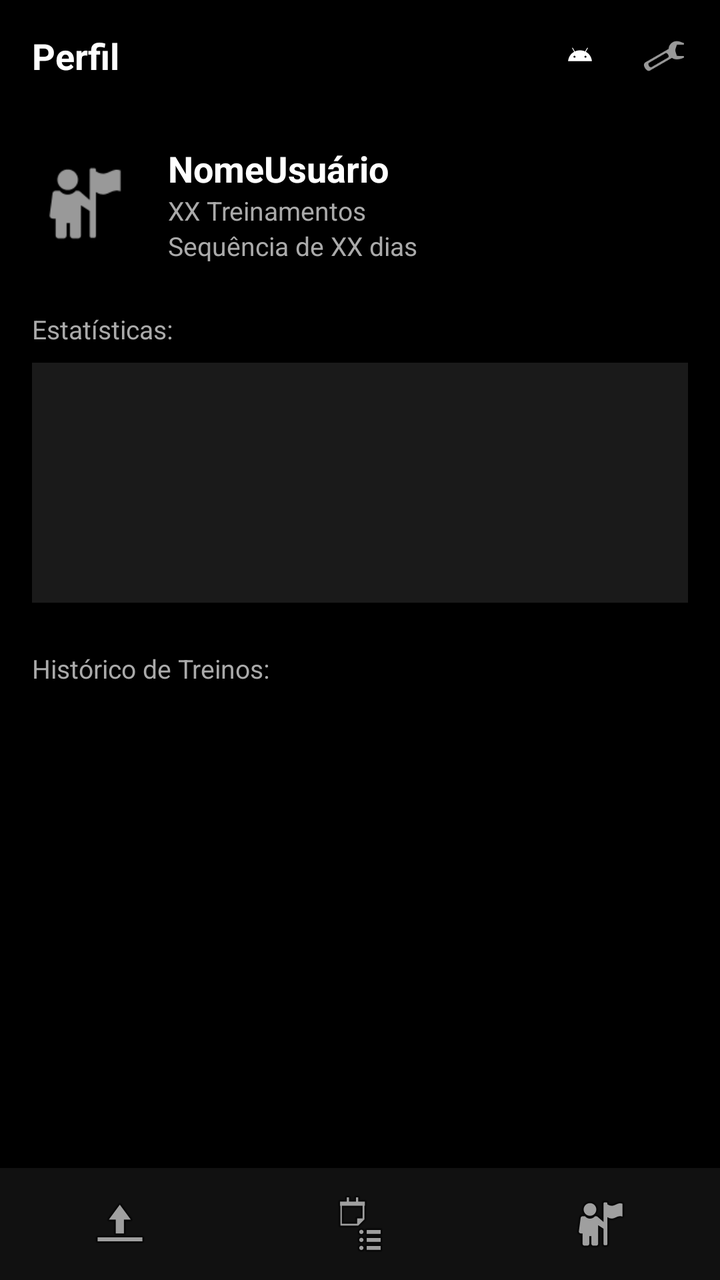
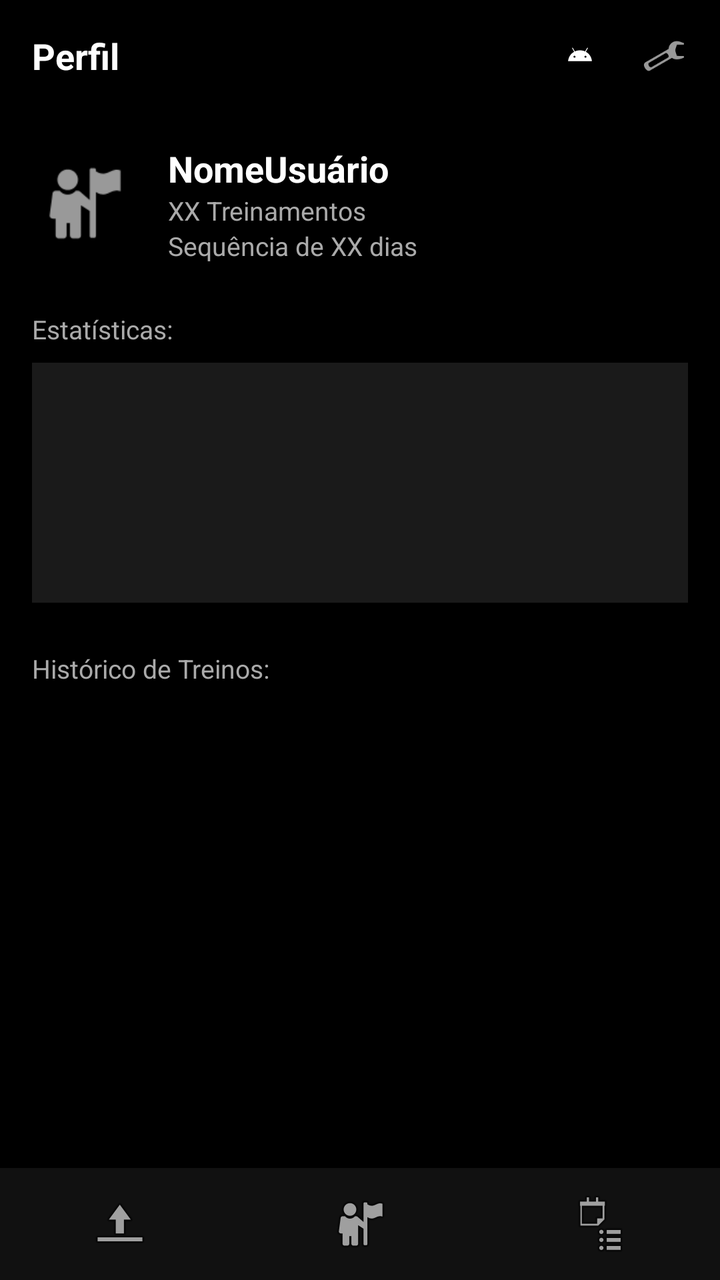

Screens rendered from an Android XML layout before and after an edit, with the pre-edit source and the edit as a unified diff.
<!-- AndroidManifest.xml: application theme Theme.GymPlanner -->
<!-- res/layout/activity_training_history.xml -->
<?xml version="1.0" encoding="utf-8"?>
<LinearLayout xmlns:android="http://schemas.android.com/apk/res/android"
    android:layout_width="match_parent"
    android:layout_height="match_parent"
    android:orientation="vertical"
    android:background="#000000">

    
    <LinearLayout
        android:layout_width="match_parent"
        android:layout_height="56dp"
        android:orientation="horizontal"
        android:gravity="center_vertical"
        android:paddingStart="16dp"
        android:paddingEnd="16dp"
        android:background="#000000">

        <TextView
            android:layout_width="0dp"
            android:layout_height="wrap_content"
            android:layout_weight="1"
            android:text="Perfil"
            android:textColor="#FFFFFF"
            android:textSize="18sp"
            android:textStyle="bold" />

        <ImageView
            android:layout_width="28dp"
            android:layout_height="28dp"
            android:src="@drawable/ic_launcher_foreground"
            android:contentDescription="Logo"
            android:layout_marginEnd="16dp" />

        <ImageView
            android:id="@+id/btnConfiguracoes"
            android:layout_width="24dp"
            android:layout_height="24dp"
            android:src="@android:drawable/ic_menu_manage"
            android:contentDescription="Configurações" />

    </LinearLayout>

    
    <ScrollView
        android:layout_width="match_parent"
        android:layout_height="0dp"
        android:layout_weight="1">

        <LinearLayout
            android:layout_width="match_parent"
            android:layout_height="wrap_content"
            android:orientation="vertical"
            android:padding="16dp">

            
            <LinearLayout
                android:layout_width="match_parent"
                android:layout_height="wrap_content"
                android:orientation="horizontal"
                android:gravity="center_vertical"
                android:layout_marginBottom="24dp">

                <ImageView
                    android:id="@+id/imgAvatar"
                    android:layout_width="52dp"
                    android:layout_height="52dp"
                    android:src="@android:drawable/ic_menu_myplaces"
                    android:contentDescription="Avatar"
                    android:layout_marginEnd="16dp" />

                <LinearLayout
                    android:layout_width="wrap_content"
                    android:layout_height="wrap_content"
                    android:orientation="vertical">

                    <TextView
                        android:id="@+id/tvNomeUsuario"
                        android:layout_width="wrap_content"
                        android:layout_height="wrap_content"
                        android:text="NomeUsuário"
                        android:textColor="#FFFFFF"
                        android:textSize="18sp"
                        android:textStyle="bold" />

                    <TextView
                        android:id="@+id/tvTotalTreinos"
                        android:layout_width="wrap_content"
                        android:layout_height="wrap_content"
                        android:text="XX Treinamentos"
                        android:textColor="#AAAAAA"
                        android:textSize="13sp" />

                    <TextView
                        android:id="@+id/tvSequencia"
                        android:layout_width="wrap_content"
                        android:layout_height="wrap_content"
                        android:text="Sequência de XX dias"
                        android:textColor="#AAAAAA"
                        android:textSize="13sp" />

                </LinearLayout>
            </LinearLayout>

            
            <TextView
                android:layout_width="wrap_content"
                android:layout_height="wrap_content"
                android:text="Estatísticas:"
                android:textColor="#AAAAAA"
                android:textSize="13sp"
                android:layout_marginBottom="8dp" />

            
            <View
                android:id="@+id/viewGrafico"
                android:layout_width="match_parent"
                android:layout_height="120dp"
                android:background="#1A1A1A"
                android:layout_marginBottom="24dp" />

            
            <TextView
                android:layout_width="wrap_content"
                android:layout_height="wrap_content"
                android:text="Histórico de Treinos:"
                android:textColor="#AAAAAA"
                android:textSize="13sp"
                android:layout_marginBottom="8dp" />

            
            <ListView
                android:id="@+id/lvHistorico"
                android:layout_width="match_parent"
                android:layout_height="wrap_content"
                android:divider="@null"
                android:dividerHeight="0dp" />

        </LinearLayout>
    </ScrollView>

    
    <LinearLayout
        android:layout_width="match_parent"
        android:layout_height="56dp"
        android:orientation="horizontal"
        android:background="#111111"
        android:gravity="center">

        <ImageButton
            android:id="@+id/btnNavTreino"
            android:layout_width="0dp"
            android:layout_height="match_parent"
            android:layout_weight="1"
            android:src="@android:drawable/ic_menu_upload"
            android:background="@null"
            android:contentDescription="Iniciar Treino" />

        <ImageButton
            android:id="@+id/btnNavHistory"
            android:layout_width="0dp"
            android:layout_height="match_parent"
            android:layout_weight="1"
            android:src="@android:drawable/ic_menu_agenda"
            android:background="@null"
            android:contentDescription="Home" />

        <ImageButton
            android:id="@+id/btnNavSplit"
            android:layout_width="0dp"
            android:layout_height="match_parent"
            android:layout_weight="1"
            android:src="@android:drawable/ic_menu_myplaces"
            android:background="@null"
            android:contentDescription="Perfil" />

    </LinearLayout>

</LinearLayout>
<!-- resources referenced by this layout -->
<resources>
  <!-- drawable ic_launcher_foreground (drawable) -->
  <vector xmlns:android="http://schemas.android.com/apk/res/android"
      xmlns:aapt="http://schemas.android.com/aapt"
      android:width="108dp"
      android:height="108dp"
      android:viewportWidth="108"
      android:viewportHeight="108">
      <path android:pathData="M31,63.928c0,0 6.4,-11 12.1,-13.1c7.2,-2.6 26,-1.4 26,-1.4l38.1,38.1L107,108.928l-32,-1L31,63.928z">
          <aapt:attr name="android:fillColor">
              <gradient
                  android:endX="85.84757"
                  android:endY="92.4963"
                  android:startX="42.9492"
                  android:startY="49.59793"
                  android:type="linear">
                  <item
                      android:color="#44000000"
                      android:offset="0.0" />
                  <item
                      android:color="#00000000"
                      android:offset="1.0" />
              </gradient>
          </aapt:attr>
      </path>
      <path
          android:fillColor="#FFFFFF"
          android:fillType="nonZero"
          android:pathData="M65.3,45.828l3.8,-6.6c0.2,-0.4 0.1,-0.9 -0.3,-1.1c-0.4,-0.2 -0.9,-0.1 -1.1,0.3l-3.9,6.7c-6.3,-2.8 -13.4,-2.8 -19.7,0l-3.9,-6.7c-0.2,-0.4 -0.7,-0.5 -1.1,-0.3C38.8,38.328 38.7,38.828 38.9,39.228l3.8,6.6C36.2,49.428 31.7,56.028 31,63.928h46C76.3,56.028 71.8,49.428 65.3,45.828zM43.4,57.328c-0.8,0 -1.5,-0.5 -1.8,-1.2c-0.3,-0.7 -0.1,-1.5 0.4,-2.1c0.5,-0.5 1.4,-0.7 2.1,-0.4c0.7,0.3 1.2,1 1.2,1.8C45.3,56.528 44.5,57.328 43.4,57.328L43.4,57.328zM64.6,57.328c-0.8,0 -1.5,-0.5 -1.8,-1.2s-0.1,-1.5 0.4,-2.1c0.5,-0.5 1.4,-0.7 2.1,-0.4c0.7,0.3 1.2,1 1.2,1.8C66.5,56.528 65.6,57.328 64.6,57.328L64.6,57.328z"
          android:strokeWidth="1"
          android:strokeColor="#00000000" />
  </vector>
  <style name="Theme.GymPlanner" parent="Base.Theme.GymPlanner" />
  <style name="Base.Theme.GymPlanner" parent="Theme.Material3.DayNight.NoActionBar">
          
          
      </style>
</resources>

<!-- the commit's change to res/layout/activity_training_history.xml (unified diff, before → after) -->
@@ -160,7 +160,7 @@
             android:layout_width="0dp"
             android:layout_height="match_parent"
             android:layout_weight="1"
-            android:src="@android:drawable/ic_menu_agenda"
+            android:src="@android:drawable/ic_menu_myplaces"
             android:background="@null"
             android:contentDescription="Home" />
 
@@ -169,10 +169,9 @@
             android:layout_width="0dp"
             android:layout_height="match_parent"
             android:layout_weight="1"
-            android:src="@android:drawable/ic_menu_myplaces"
+            android:src="@android:drawable/ic_menu_agenda"
             android:background="@null"
             android:contentDescription="Perfil" />
-
     </LinearLayout>
 
 </LinearLayout>
